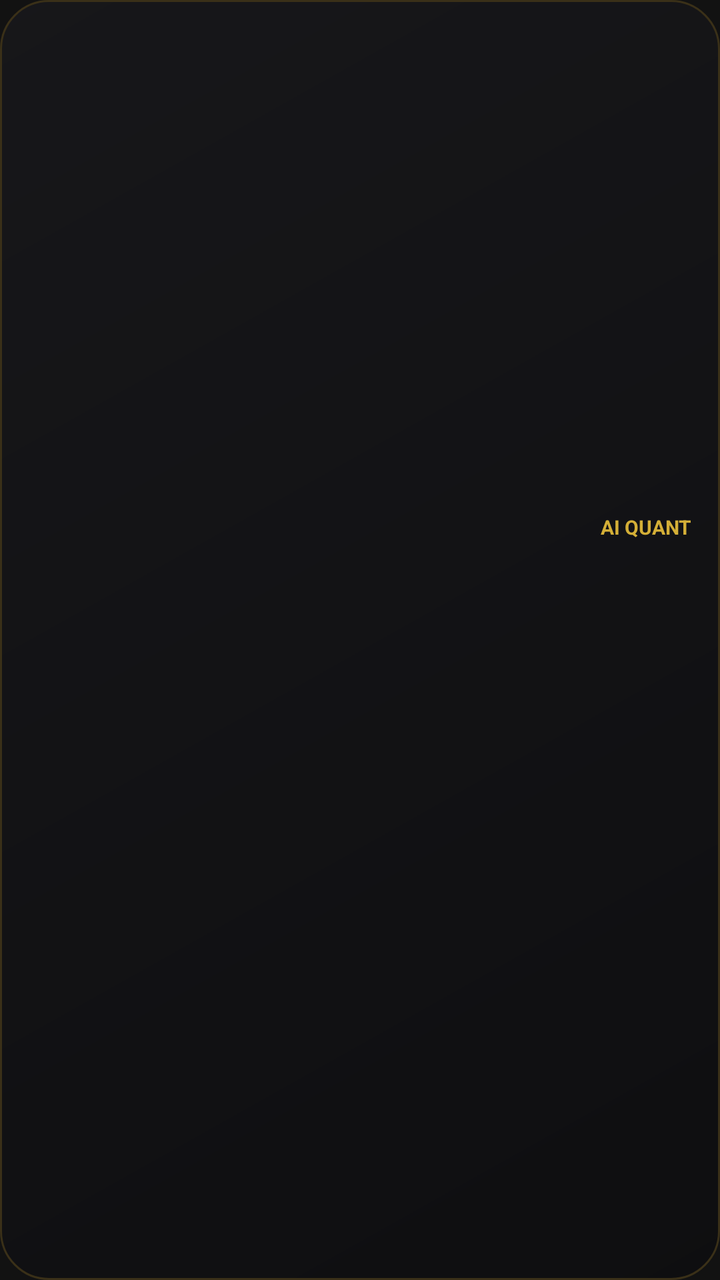
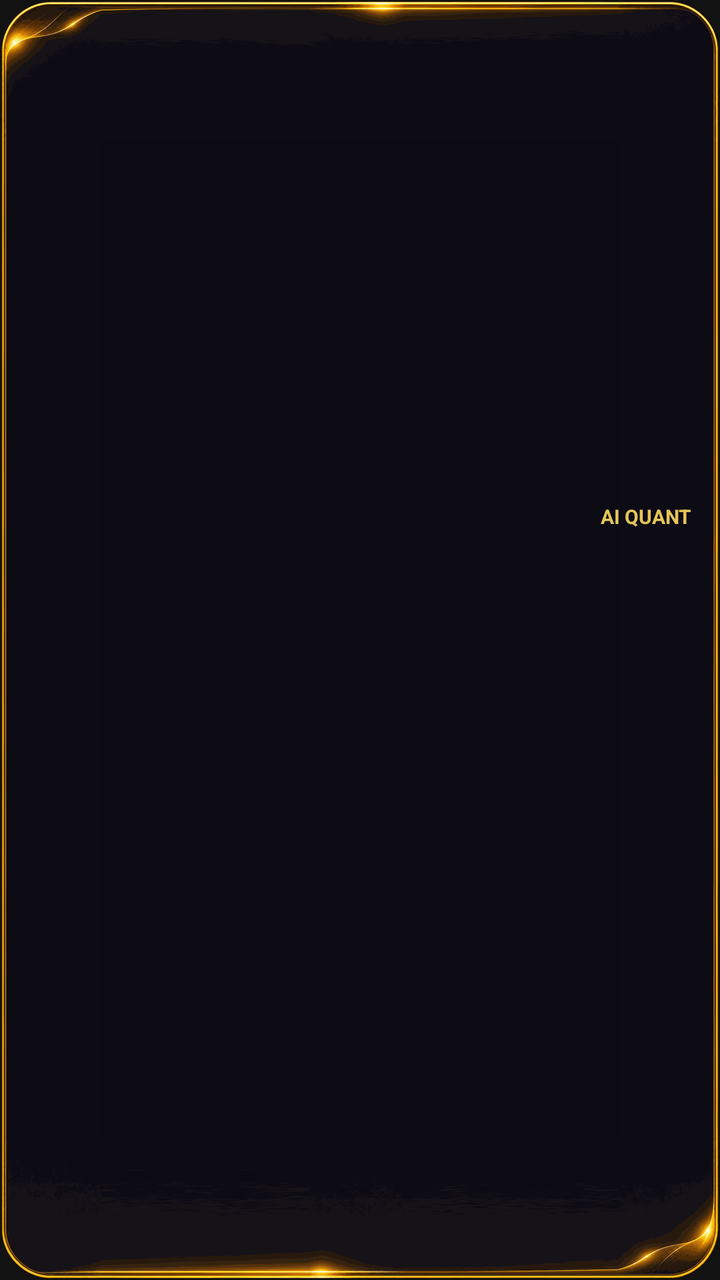

Before-and-after screenshots of an Android layout around one commit, followed by the original layout XML and the change that was made.
<!-- AndroidManifest.xml: application theme Theme.GoldAiQuant -->
<!-- res/layout/widget_small.xml -->
<?xml version="1.0" encoding="utf-8"?>
<LinearLayout xmlns:android="http://schemas.android.com/apk/res/android"
    android:id="@+id/ws_root" android:layout_width="match_parent" android:layout_height="match_parent"
    android:background="@drawable/widget_bg" android:orientation="vertical" android:gravity="center_vertical" android:padding="14dp">
    <LinearLayout android:layout_width="match_parent" android:layout_height="wrap_content" android:orientation="horizontal">
        <TextView android:id="@+id/ws_pair" android:layout_width="0dp" android:layout_weight="1" android:layout_height="wrap_content"
            android:textColor="#F3F1EA" android:textSize="13sp" android:textStyle="bold" android:paddingVertical="2dp" />
        <TextView android:layout_width="wrap_content" android:layout_height="wrap_content" android:text="@string/app_name"
            android:textColor="#D4AF37" android:textSize="10sp" android:textStyle="bold" />
    </LinearLayout>
    <TextView android:id="@+id/ws_price" android:layout_width="match_parent" android:layout_height="wrap_content"
        android:layout_marginTop="6dp" android:gravity="end" android:textDirection="ltr" android:maxLines="1"
        android:autoSizeTextType="uniform" android:autoSizeMinTextSize="18sp" android:autoSizeMaxTextSize="32sp"
        android:textColor="#F4F4F4" android:textSize="30sp" android:textStyle="bold" />
    <TextView android:id="@+id/ws_chg" android:layout_width="match_parent" android:layout_height="wrap_content"
        android:gravity="end" android:maxLines="1" android:textSize="13sp" android:textStyle="bold" />
    <ImageView android:id="@+id/ws_spark" android:layout_width="match_parent" android:layout_height="28dp"
        android:layout_marginTop="6dp" android:scaleType="fitXY" android:importantForAccessibility="no" />
    <TextView android:id="@+id/ws_time" android:layout_width="match_parent" android:layout_height="wrap_content"
        android:layout_marginTop="4dp" android:textColor="#8C8A83" android:textSize="10sp" />
</LinearLayout>
<!-- resources referenced by this layout -->
<resources>
  <!-- drawable widget_bg (drawable) -->
  <?xml version="1.0" encoding="utf-8"?>
  <shape xmlns:android="http://schemas.android.com/apk/res/android" android:shape="rectangle">
      <gradient android:angle="315" android:startColor="#F217171A" android:endColor="#F20E0E10" />
      <stroke android:width="1dp" android:color="#3A3018" />
      <corners android:radius="24dp" />
  </shape>
  <string name="app_name" translatable="false">AI QUANT</string>
  <style name="Theme.GoldAiQuant" parent="android:Theme.Material.NoActionBar">
          <item name="android:windowBackground">#FF121212</item>
          <item name="android:statusBarColor">#FF121212</item>
          <item name="android:navigationBarColor">#FF121212</item>
      </style>
</resources>

<!-- the commit's change to res/layout/widget_small.xml (unified diff, before → after) -->
@@ -1,21 +1,27 @@
 <?xml version="1.0" encoding="utf-8"?>
 <LinearLayout xmlns:android="http://schemas.android.com/apk/res/android"
     android:id="@+id/ws_root" android:layout_width="match_parent" android:layout_height="match_parent"
-    android:background="@drawable/widget_bg" android:orientation="vertical" android:gravity="center_vertical" android:padding="14dp">
+    android:background="@drawable/wf_square" android:orientation="vertical" android:gravity="center_vertical"
+    android:paddingHorizontal="14dp" android:paddingVertical="12dp">
     <LinearLayout android:layout_width="match_parent" android:layout_height="wrap_content" android:orientation="horizontal">
         <TextView android:id="@+id/ws_pair" android:layout_width="0dp" android:layout_weight="1" android:layout_height="wrap_content"
             android:textColor="#F3F1EA" android:textSize="13sp" android:textStyle="bold" android:paddingVertical="2dp" />
         <TextView android:layout_width="wrap_content" android:layout_height="wrap_content" android:text="@string/app_name"
-            android:textColor="#D4AF37" android:textSize="10sp" android:textStyle="bold" />
+            android:textColor="#E6C55A" android:textSize="10sp" android:textStyle="bold" />
     </LinearLayout>
     <TextView android:id="@+id/ws_price" android:layout_width="match_parent" android:layout_height="wrap_content"
-        android:layout_marginTop="6dp" android:gravity="end" android:textDirection="ltr" android:maxLines="1"
+        android:gravity="end" android:textDirection="ltr" android:maxLines="1"
         android:autoSizeTextType="uniform" android:autoSizeMinTextSize="18sp" android:autoSizeMaxTextSize="32sp"
-        android:textColor="#F4F4F4" android:textSize="30sp" android:textStyle="bold" />
+        android:textColor="#FFFFFF" android:textSize="30sp" android:textStyle="bold" />
     <TextView android:id="@+id/ws_chg" android:layout_width="match_parent" android:layout_height="wrap_content"
-        android:gravity="end" android:maxLines="1" android:textSize="13sp" android:textStyle="bold" />
-    <ImageView android:id="@+id/ws_spark" android:layout_width="match_parent" android:layout_height="28dp"
-        android:layout_marginTop="6dp" android:scaleType="fitXY" android:importantForAccessibility="no" />
+        android:gravity="end" android:textDirection="ltr" android:maxLines="1" android:textSize="12sp" android:textStyle="bold" />
+    <LinearLayout android:layout_width="match_parent" android:layout_height="wrap_content" android:orientation="horizontal"
+        android:layoutDirection="ltr" android:gravity="bottom" android:layout_marginTop="4dp">
+        <ImageView android:id="@+id/ws_art" android:layout_width="wrap_content" android:layout_height="50dp"
+            android:adjustViewBounds="true" android:importantForAccessibility="no" />
+        <ImageView android:id="@+id/ws_spark" android:layout_width="0dp" android:layout_weight="1" android:layout_height="30dp"
+            android:layout_marginStart="6dp" android:scaleType="fitXY" android:importantForAccessibility="no" />
+    </LinearLayout>
     <TextView android:id="@+id/ws_time" android:layout_width="match_parent" android:layout_height="wrap_content"
-        android:layout_marginTop="4dp" android:textColor="#8C8A83" android:textSize="10sp" />
+        android:layout_marginTop="2dp" android:gravity="center" android:textColor="#A3A3A8" android:textSize="10sp" />
 </LinearLayout>
<!-- resource entries referenced after the edit -->
@@ -1,12 +1,6 @@
 <!-- resources referenced by this layout -->
 <resources>
-  <!-- drawable widget_bg (drawable) -->
-  <?xml version="1.0" encoding="utf-8"?>
-  <shape xmlns:android="http://schemas.android.com/apk/res/android" android:shape="rectangle">
-      <gradient android:angle="315" android:startColor="#F217171A" android:endColor="#F20E0E10" />
-      <stroke android:width="1dp" android:color="#3A3018" />
-      <corners android:radius="24dp" />
-  </shape>
+  <!-- drawable wf_square: png bitmap (drawable-xxhdpi, 20387 bytes) -->
   <string name="app_name" translatable="false">AI QUANT</string>
   <style name="Theme.GoldAiQuant" parent="android:Theme.Material.NoActionBar">
           <item name="android:windowBackground">#FF121212</item>
